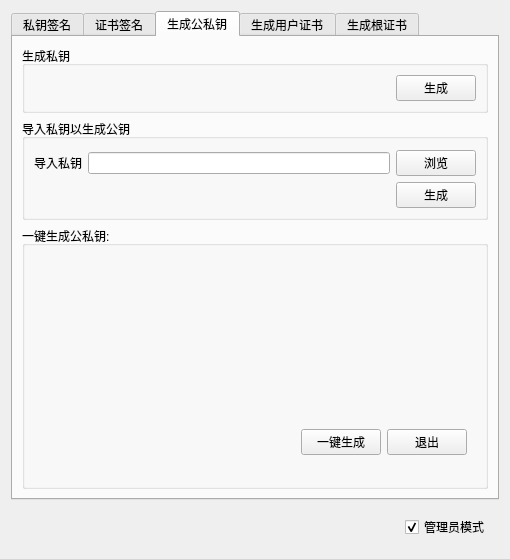
Above: widget.ui from KingOfSmail/kEIPM_GUI before the change. Below: the same form after it.
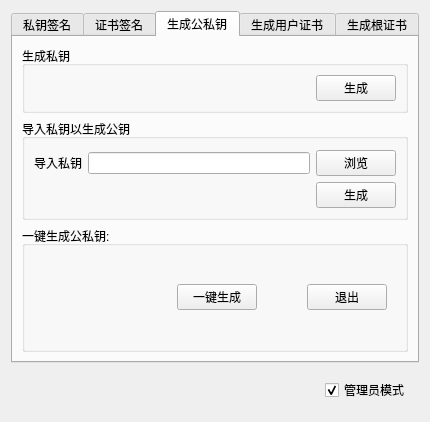
That is the form after the change. The open tabs and pages were chosen to show the change.

```diff
--- a/widget.ui
+++ b/widget.ui
@@ -6,8 +6,8 @@
    <rect>
     <x>0</x>
     <y>0</y>
-    <width>510</width>
-    <height>559</height>
+    <width>430</width>
+    <height>422</height>
    </rect>
   </property>
   <property name="maximumSize">
@@ -326,27 +326,43 @@
           <string>一键生成公私钥:</string>
          </property>
          <layout class="QVBoxLayout" name="verticalLayout_7">
-          <item>
-           <widget class="QWidget" name="widget_6" native="true">
-            <layout class="QHBoxLayout" name="horizontalLayout_13"/>
-           </widget>
-          </item>
-          <item>
-           <widget class="QWidget" name="widget_7" native="true">
-            <layout class="QHBoxLayout" name="horizontalLayout_17"/>
-           </widget>
-          </item>
           <item>
            <widget class="QWidget" name="widget_8" native="true">
             <layout class="QHBoxLayout" name="horizontalLayout_18">
              <item>
-              <spacer name="horizontalSpacer_5">
+              <spacer name="horizontalSpacer_7">
                <property name="orientation">
                 <enum>Qt::Horizontal</enum>
                </property>
                <property name="sizeHint" stdset="0">
                 <size>
-                 <width>245</width>
+                 <width>40</width>
+                 <height>20</height>
+                </size>
+               </property>
+              </spacer>
+             </item>
+             <item>
+              <spacer name="horizontalSpacer_8">
+               <property name="orientation">
+                <enum>Qt::Horizontal</enum>
+               </property>
+               <property name="sizeHint" stdset="0">
+                <size>
+                 <width>40</width>
+                 <height>20</height>
+                </size>
+               </property>
+              </spacer>
+             </item>
+             <item>
+              <spacer name="horizontalSpacer_9">
+               <property name="orientation">
+                <enum>Qt::Horizontal</enum>
+               </property>
+               <property name="sizeHint" stdset="0">
+                <size>
+                 <width>40</width>
                  <height>20</height>
                 </size>
                </property>
@@ -359,6 +375,19 @@
                </property>
               </widget>
              </item>
+             <item>
+              <spacer name="horizontalSpacer_5">
+               <property name="orientation">
+                <enum>Qt::Horizontal</enum>
+               </property>
+               <property name="sizeHint" stdset="0">
+                <size>
+                 <width>40</width>
+                 <height>20</height>
+                </size>
+               </property>
+              </spacer>
+             </item>
              <item>
               <widget class="QPushButton" name="Btn_GetRsa_Cancel">
                <property name="text">
```
Left out of the diff: 2 changed lines with no effect on the pictures.
